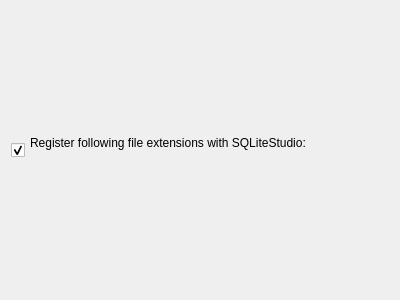
The window that SQLiteStudio3/sqlitestudio/register_file_types.ui (pawelsalawa/sqlitestudio) describes before a commit, drawn with Qt 5.
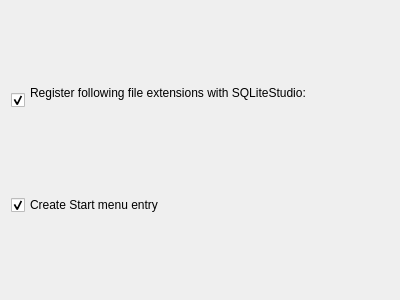
The same window after the commit.

Commit message: #3265 Finished work on Windows installer, so it supports optional start menu entry creation.

Patch:
```diff
--- a/SQLiteStudio3/sqlitestudio/register_file_types.ui
+++ b/SQLiteStudio3/sqlitestudio/register_file_types.ui
@@ -25,6 +25,16 @@
      </property>
     </widget>
    </item>
+   <item>
+    <widget class="QCheckBox" name="CreateStartMenuEntryCheckBox">
+     <property name="text">
+      <string>Create Start menu entry</string>
+     </property>
+     <property name="checked">
+      <bool>true</bool>
+     </property>
+    </widget>
+   </item>
   </layout>
  </widget>
  <resources/>
```
Left out of the diff: 4 changed lines with no effect on the pictures. The commit also changes 4 other files.
